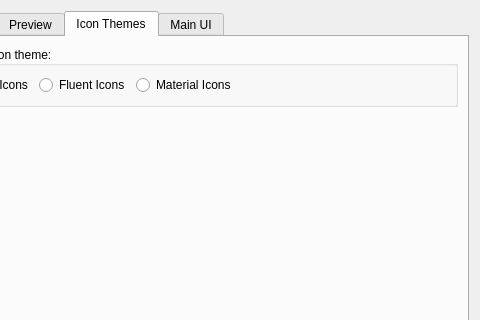
First picture: the form in src/Form_Files/PAppearanceWidget.ui, repository Sigil-Ebook/Sigil, before the edit; both pictures show x 96 to 576 and y 0 to 320 of the 576 by 475 pixel window.
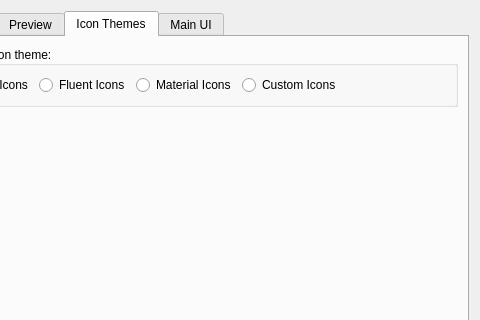
Second picture: the form after the edit. The open tabs and pages were chosen to show the change.

Commit message: first shot at supporting custom_icon_theme.rcc file in Sigil Prefs

```diff
--- a/src/Form_Files/PAppearanceWidget.ui
+++ b/src/Form_Files/PAppearanceWidget.ui
@@ -482,6 +482,19 @@
             </property>
            </widget>
           </item>
+          <item>
+           <widget class="QRadioButton" name="Custom">
+            <property name="toolTip">
+             <string>Custom Icon Theme:</string>
+            </property>
+            <property name="text">
+             <string>Custom Icons</string>
+            </property>
+            <property name="checked">
+             <bool>false</bool>
+            </property>
+           </widget>
+          </item>
           <item>
            <spacer name="tabhorizontalSpacer_4">
             <property name="orientation">
```
The commit also changes 4 other files.
